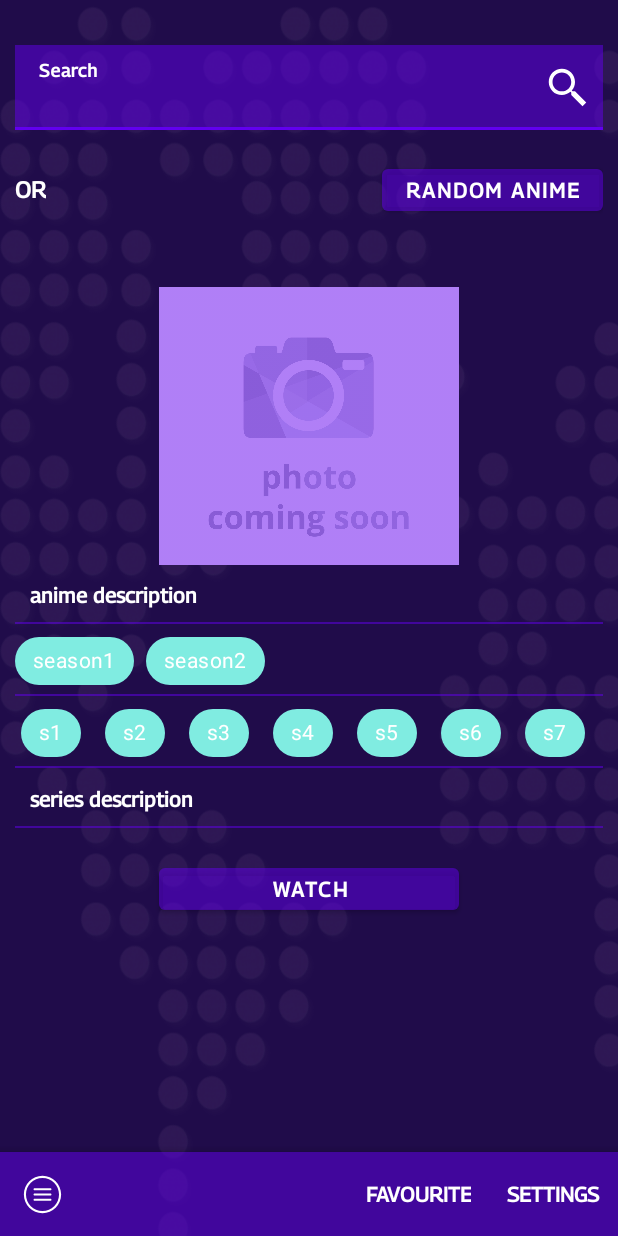
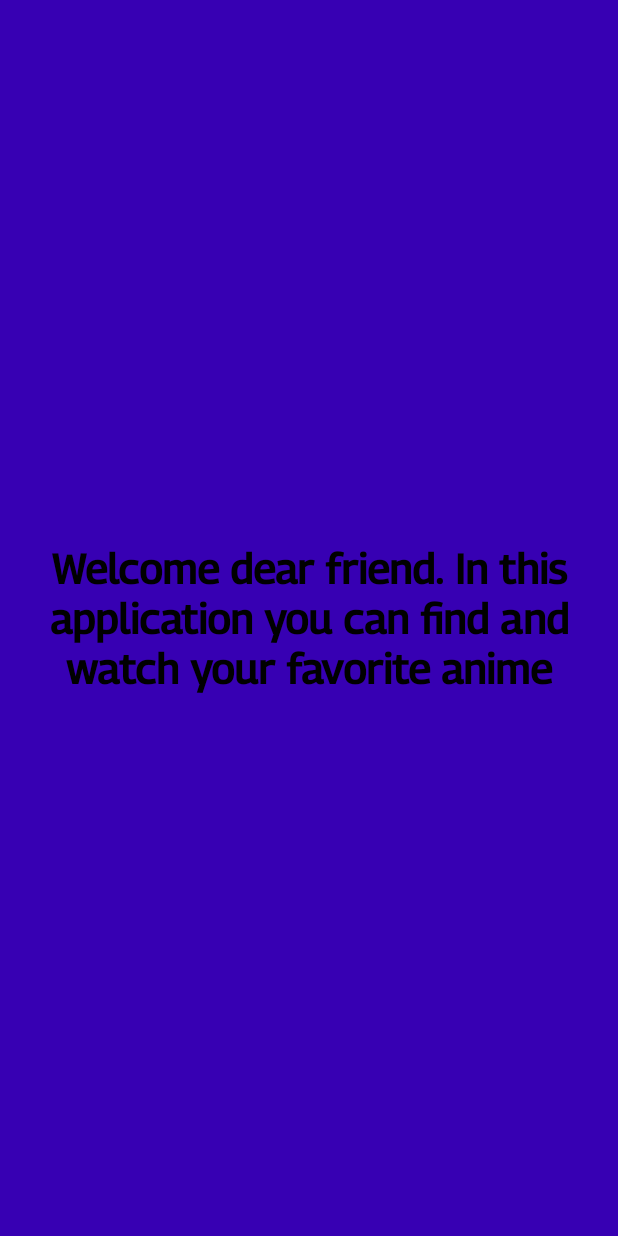
Before and after one commit to magistor8/Anime, an Android app: the screen it shows after launch (MainActivity), on a phone screen of 412 x 824 dp. Run offline under Robolectric (Android 15) with nearby library versions, the phone set to English and light mode, and no system bars.

Commit message:
ДЗ3
Решил использовать ViewPager2, так как студия рекомендовала именно его.
Прочитал о минусах использования альфа версии, но для моей задачи в виде стартового экрана этого было достаточно.
В дальнейшем планирую в настройках добавить изменение BottomAppBar на BottomNavigationView и обратно.
До функциональной части приложения руки к сожалению еще не доходят, на визуальную часть уходит не мало времени(

```diff
--- a/app/build.gradle
+++ b/app/build.gradle
@@ -36,7 +36,9 @@ android {
 }
 
 dependencies {
-
+    //viewpager2
+    implementation "androidx.viewpager2:viewpager2:1.0.0"
+    //Android
     implementation 'androidx.core:core-ktx:1.6.0'
     //AppCompat
     implementation 'androidx.appcompat:appcompat:1.3.1'
--- a/app/src/main/AndroidManifest.xml
+++ b/app/src/main/AndroidManifest.xml
@@ -10,7 +10,7 @@
         android:supportsRtl="true"
         android:theme="@style/Violet">
         <activity
-            android:name=".MainActivity"
+            android:name=".view.MainActivity"
             android:exported="true">
             <intent-filter>
                 <action android:name="android.intent.action.MAIN" />
--- a/app/src/main/java/com/magistor8/anime/MainActivity.kt
+++ b/app/src/main/java/com/magistor8/anime/view/MainActivity.kt
@@ -1,15 +1,26 @@
-package com.magistor8.anime
+package com.magistor8.anime.view
 
+import android.content.SharedPreferences
 import androidx.appcompat.app.AppCompatActivity
 import android.os.Bundle
 import android.view.Menu
 import android.view.MenuItem
+import android.view.View
+import android.widget.FrameLayout
 import android.widget.Toast
 import androidx.constraintlayout.widget.ConstraintLayout
+import androidx.viewpager2.widget.ViewPager2
+import com.google.android.material.bottomappbar.BottomAppBar
 import com.google.android.material.bottomsheet.BottomSheetBehavior
+import com.magistor8.anime.view.bottomappbar.BottomNavigationDrawerFragment
+import com.magistor8.anime.R
+import com.magistor8.anime.view.main.MainFragment
+import com.magistor8.anime.view.setting.SettingFragment
+import com.magistor8.anime.view.viewpager.ViewPagerAdapter
 
 const val THEME = "THEME"
 const val IS_VIOLET = "isViolet"
+const val IS_FIRST_LUNCH = "IS_FIRST_LUNCH"
 
 class MainActivity : AppCompatActivity() {
 
@@ -18,18 +29,49 @@ class MainActivity : AppCompatActivity() {
 
     override fun onCreate(savedInstanceState: Bundle?) {
         super.onCreate(savedInstanceState)
+
+        //Получим настройки темы
         val preferences = getSharedPreferences(THEME, MODE_PRIVATE)
         violetTheme = preferences.getBoolean(IS_VIOLET, true)
+
+        //Установим тему
         setMyTheme()
-
         setContentView(R.layout.activity_main)
 
+        //Проверим нужно ли показать стартовый экран
+        startView(preferences)
+
+        //Установим AppBar
         val bottomSheetInc : ConstraintLayout = findViewById(R.id.bottom_sheet_inc)
         setBottomSheetBehavior(bottomSheetInc)
         setBottomAppBar()
 
         if (savedInstanceState == null) {
             supportFragmentManager.beginTransaction().replace(R.id.container, MainFragment.newInstance(), "Main").commit()
+        }
+    }
+
+    private fun startView(preferences: SharedPreferences) {
+        val startView = preferences.getBoolean(IS_FIRST_LUNCH, true)
+        if (startView) {
+            val container: FrameLayout = findViewById(R.id.container)
+            val viewPager2: ViewPager2 = findViewById(R.id.viewPager2)
+            val bottomAppBar: BottomAppBar = findViewById(R.id.bottom_app_bar)
+            viewPager2.visibility = View.VISIBLE
+            bottomAppBar.visibility = View.GONE
+            container.visibility = View.GONE
+            val startButtonClickListener = View.OnClickListener {
+                viewPager2.visibility = View.GONE
+                container.visibility = View.VISIBLE
+                bottomAppBar.visibility = View.VISIBLE
+                val editor = preferences.edit()
+                editor.putBoolean(IS_FIRST_LUNCH, false)
+                editor.apply()
+            }
+
+            val viewPagerAdapter = ViewPagerAdapter()
+            viewPagerAdapter.listener = startButtonClickListener
+            viewPager2.adapter = viewPagerAdapter
         }
     }
 
--- a/app/src/main/java/com/magistor8/anime/BottomNavigationDrawerFragment.kt
+++ b/app/src/main/java/com/magistor8/anime/view/bottomappbar/BottomNavigationDrawerFragment.kt
@@ -1,4 +1,4 @@
-package com.magistor8.anime
+package com.magistor8.anime.view.bottomappbar
 
 import android.os.Bundle
 import android.view.LayoutInflater
@@ -6,6 +6,7 @@ import android.view.View
 import android.view.ViewGroup
 import android.widget.Toast
 import com.google.android.material.bottomsheet.BottomSheetDialogFragment
+import com.magistor8.anime.R
 import com.magistor8.anime.databinding.BottomNavigationLayoutBinding
 
 class BottomNavigationDrawerFragment : BottomSheetDialogFragment() {
--- a/app/src/main/java/com/magistor8/anime/EquilateralImageView.kt
+++ b/app/src/main/java/com/magistor8/anime/view/imageview/EquilateralImageView.kt
@@ -1,4 +1,4 @@
-package com.magistor8.anime
+package com.magistor8.anime.view.imageview
 
 import android.content.Context
 import android.util.AttributeSet
--- a/app/src/main/java/com/magistor8/anime/MainFragment.kt
+++ b/app/src/main/java/com/magistor8/anime/view/main/MainFragment.kt
@@ -1,4 +1,4 @@
-package com.magistor8.anime
+package com.magistor8.anime.view.main
 
 import android.os.Bundle
 import android.view.*
@@ -21,6 +21,7 @@ class MainFragment : Fragment() {
 
     override fun onViewCreated(view: View, savedInstanceState: Bundle?) {
         super.onViewCreated(view, savedInstanceState)
+
     }
 
     companion object {
--- a/app/src/main/java/com/magistor8/anime/SettingFragment.kt
+++ b/app/src/main/java/com/magistor8/anime/view/setting/SettingFragment.kt
@@ -1,10 +1,13 @@
-package com.magistor8.anime
+package com.magistor8.anime.view.setting
 
 import android.content.Context.MODE_PRIVATE
 import android.os.Bundle
 import android.view.*
 import androidx.fragment.app.Fragment
 import com.magistor8.anime.databinding.FragmentSettingBinding
+import com.magistor8.anime.view.IS_VIOLET
+import com.magistor8.anime.view.THEME
+
 class SettingFragment : Fragment() {
 
     private var _binding: FragmentSettingBinding? = null
--- /dev/null
+++ b/app/src/main/java/com/magistor8/anime/view/viewpager/ViewPagerAdapter.kt
@@ -0,0 +1,49 @@
+package com.magistor8.anime.view.viewpager
+
+import android.view.LayoutInflater
+import android.view.View
+import android.view.ViewGroup
+import androidx.appcompat.widget.AppCompatTextView
+import androidx.recyclerview.widget.RecyclerView
+import com.google.android.material.button.MaterialButton
+import com.magistor8.anime.R
+
+class ViewPagerAdapter : RecyclerView.Adapter<PagerVH>() {
+
+    lateinit var pagerVH: PagerVH
+    lateinit var listener: View.OnClickListener
+
+    private val colors = intArrayOf(
+        R.color.purple_700,
+        R.color.light_700,
+        android.R.color.holo_purple
+    )
+
+    override fun onCreateViewHolder(parent: ViewGroup, viewType: Int): PagerVH {
+        pagerVH = PagerVH(LayoutInflater.from(parent.context).inflate(R.layout.item_page, parent, false))
+        pagerVH.setClickListener(listener)
+        return pagerVH
+    }
+
+    override fun getItemCount(): Int = colors.size
+
+    override fun onBindViewHolder(holder: PagerVH, position: Int) = holder.itemView.run {
+        findViewById<MaterialButton>(R.id.confirm).visibility = View.GONE
+        rootView.setBackgroundResource(colors[position])
+        when(position) {
+            0 -> findViewById<AppCompatTextView>(R.id.tvTitle).text = "Welcome dear friend. In this application you can find and watch your favorite anime"
+            1 -> findViewById<AppCompatTextView>(R.id.tvTitle).text = "Search and save, play random anime, share with your friends"
+            2 -> {
+                findViewById<AppCompatTextView>(R.id.tvTitle).text = "Happy viewing"
+                findViewById<MaterialButton>(R.id.confirm).visibility = View.VISIBLE
+            }
+        }
+    }
+}
+
+class PagerVH(itemView: View) : RecyclerView.ViewHolder(itemView) {
+
+    fun setClickListener(listener : View.OnClickListener) {
+        itemView.findViewById<MaterialButton>(R.id.confirm).setOnClickListener(listener)
+    }
+}
--- a/app/src/main/res/layout/activity_main.xml
+++ b/app/src/main/res/layout/activity_main.xml
@@ -3,6 +3,12 @@
     xmlns:app="http://schemas.android.com/apk/res-auto"
     android:layout_width="match_parent"
     android:layout_height="match_parent">
+
+    <androidx.viewpager2.widget.ViewPager2
+        android:id="@+id/viewPager2"
+        android:layout_width="match_parent"
+        android:layout_height="match_parent"
+        android:visibility="gone" />
 
     <FrameLayout
         android:id="@+id/container"
--- a/app/src/main/res/layout/fragment_main.xml
+++ b/app/src/main/res/layout/fragment_main.xml
@@ -69,7 +69,7 @@
                 app:layout_constraintStart_toStartOf="parent"
                 app:layout_constraintEnd_toEndOf="parent">
 
-                <com.magistor8.anime.EquilateralImageView
+                <com.magistor8.anime.view.imageview.EquilateralImageView
                     style="@style/mainFragment_EquilateralImageView"
                     android:id="@+id/image_view"
                     android:layout_width="match_parent"
--- /dev/null
+++ b/app/src/main/res/layout/item_page.xml
@@ -0,0 +1,27 @@
+<?xml version="1.0" encoding="utf-8"?>
+<LinearLayout xmlns:android="http://schemas.android.com/apk/res/android"
+    xmlns:app="http://schemas.android.com/apk/res-auto"
+    xmlns:tools="http://schemas.android.com/tools"
+    android:id="@+id/viewpager_container"
+    android:orientation="vertical"
+    android:gravity="center|center"
+    android:layout_width="match_parent"
+    android:layout_height="match_parent">
+
+    <androidx.appcompat.widget.AppCompatTextView
+        style="@style/viewPager_textView"
+        android:id="@+id/tvTitle"
+        android:layout_width="match_parent"
+        android:layout_height="wrap_content"
+        android:gravity="center"
+        tools:text="item" />
+
+    <com.google.android.material.button.MaterialButton
+        style="@style/viewPager_button"
+        android:id="@+id/confirm"
+        android:layout_width="wrap_content"
+        android:layout_height="wrap_content"
+        android:text="@string/start"
+        android:visibility="gone"/>
+
+</LinearLayout>
--- a/app/src/main/res/values/dimens.xml
+++ b/app/src/main/res/values/dimens.xml
@@ -13,4 +13,9 @@
     <dimen name="mainFragment_watchButton_layout_width">200dp</dimen>
     <dimen name="mainFragment_watchButton_layout_height">40dp</dimen>
     <dimen name="settingFragment_padding">10dp</dimen>
+    <dimen name="viewPager_button_marginTop">20dp</dimen>
+    <dimen name="viewPager_textView_textSize">28sp</dimen>
+    <dimen name="settingFragment_textView_marginTop">10dp</dimen>
+    <dimen name="mainFragment_watchButton_marginTop">20dp</dimen>
+    <dimen name="viewPager_button_cornerRadius">10dp</dimen>
 </resources>
--- a/app/src/main/res/values/strings.xml
+++ b/app/src/main/res/values/strings.xml
@@ -23,4 +23,5 @@
     <string name="set_theme">Set theme:</string>
     <string name="violet">Violet</string>
     <string name="green">Green</string>
+    <string name="start">START</string>
 </resources>
--- a/app/src/main/res/values/styles.xml
+++ b/app/src/main/res/values/styles.xml
@@ -84,6 +84,16 @@
         <item name="chipBackgroundColor">@color/bg_chip_state_list</item>
     </style>
 
-    <dimen name="settingFragment_textView_marginTop">10dp</dimen>
-    <dimen name="mainFragment_watchButton_marginTop">20dp</dimen>
+    <style name="viewPager_textView">
+        <item name="android:textSize">@dimen/viewPager_textView_textSize</item>
+        <item name="android:textColor">@color/black</item>
+    </style>
+
+    <style name="viewPager_button">
+        <item name="android:layout_marginTop">@dimen/viewPager_button_marginTop</item>
+        <item name="cornerRadius">@dimen/viewPager_button_cornerRadius</item>
+        <item name="android:backgroundTint">@color/purple_alpha</item>
+        <item name="android:textColor">@color/black</item>
+    </style>
+
 </resources>
--- a/build.gradle
+++ b/build.gradle
@@ -5,7 +5,7 @@ buildscript {
         mavenCentral()
     }
     dependencies {
-        classpath "com.android.tools.build:gradle:7.0.2"
+        classpath 'com.android.tools.build:gradle:7.0.3'
         classpath "org.jetbrains.kotlin:kotlin-gradle-plugin:1.5.31"
 
         // NOTE: Do not place your application dependencies here; they belong
```
